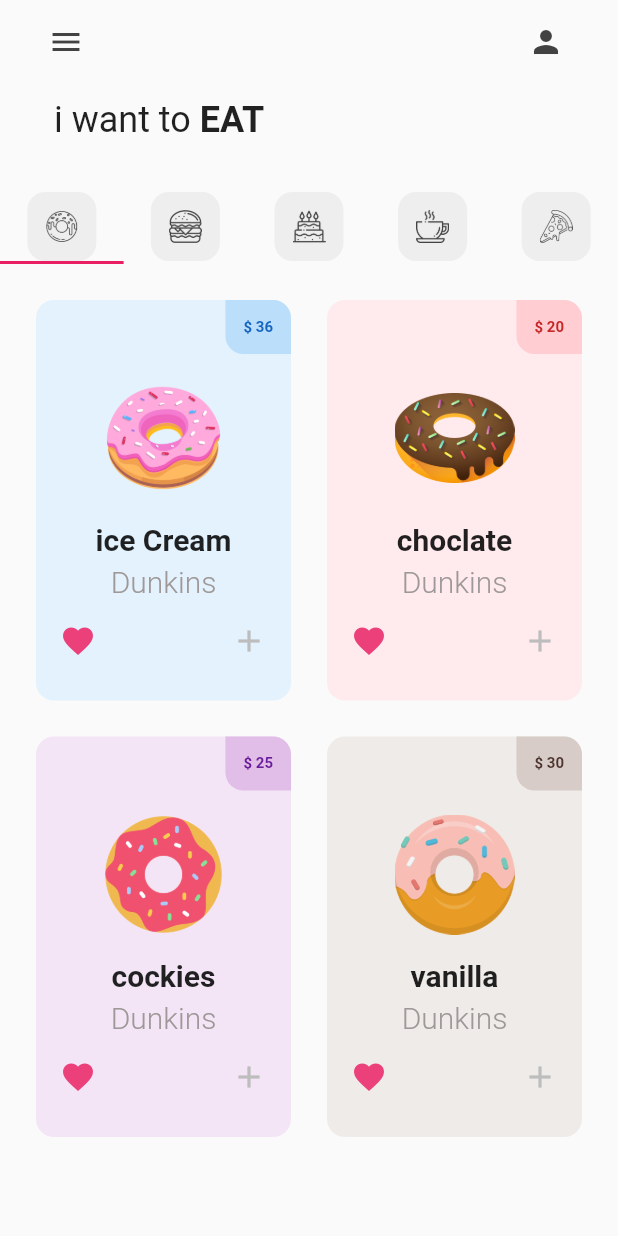
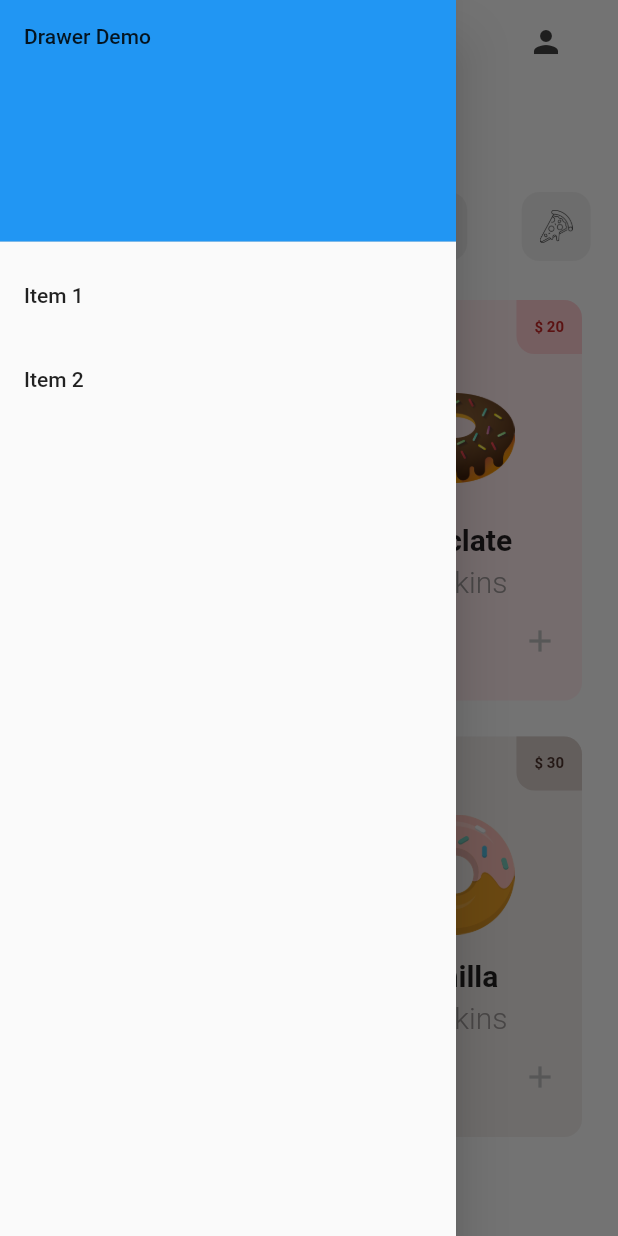
Before and after one commit to MoBebba123/flutter-store-ui, a Flutter app: the screen it shows after launch, with the side drawer open (before the commit the screen has no drawer), on a phone screen of 412 x 824 dp. Run offline on Flutter 3.47's test engine with Material 2 defaults, Android fonts, the phone set to English and light mode, and no system bars.

Commit message:
add drawer

```diff
--- a/lib/pages/home_page.dart
+++ b/lib/pages/home_page.dart
@@ -3,6 +3,7 @@ import 'package:donut_app/tabs/cake_tab.dart';
 import 'package:donut_app/tabs/donut_tab.dart';
 import 'package:donut_app/tabs/pizza_tab.dart';
 import 'package:donut_app/tabs/smoothie_tab.dart';
+import 'package:donut_app/utils/drawer.dart';
 import 'package:donut_app/utils/my_tab.dart';
 import 'package:flutter/material.dart';
 
@@ -14,6 +15,7 @@ class HomePage extends StatefulWidget {
 }
 
 class _HomePageState extends State<HomePage> {
+  final GlobalKey<ScaffoldState> _drawerKey = GlobalKey<ScaffoldState>();
   List<Widget> myTabs = [
     const MyTab(
       iconPath: "lib/icons/donut.png",
@@ -34,6 +36,10 @@ class _HomePageState extends State<HomePage> {
   @override
   Widget build(BuildContext context) {
     return Scaffold(
+      key: _drawerKey,
+      drawer: Drawer(
+        child: Drawer_nav(),
+      ),
       appBar: AppBar(
         backgroundColor: Colors.transparent,
         elevation: 0,
@@ -44,9 +50,7 @@ class _HomePageState extends State<HomePage> {
               Icons.menu,
               color: Colors.grey[800],
             ),
-            onPressed: () {
-              // open drawer
-            },
+            onPressed: () => _drawerKey.currentState?.openDrawer(),
           ),
         ),
         actions: [
@@ -92,13 +96,13 @@ class _HomePageState extends State<HomePage> {
               // donut page
               DonutTab(),
               // burger page
-              BurgerTab(),
+              const BurgerTab(),
               // cake page
-              CakeTab(),
+              const CakeTab(),
               // smoothie page
-              SmoothieTab(),
+              const SmoothieTab(),
               // pizza page
-              PizzaTab(),
+              const PizzaTab(),
             ],
           ))
         ]),
--- /dev/null
+++ b/lib/utils/drawer.dart
@@ -0,0 +1,47 @@
+import 'package:flutter/cupertino.dart';
+import 'package:flutter/material.dart';
+
+class Drawer_nav extends StatefulWidget {
+  const Drawer_nav({Key? key}) : super(key: key);
+
+  @override
+  _Drawer_navState createState() => _Drawer_navState();
+}
+
+class _Drawer_navState extends State<Drawer_nav> {
+  @override
+  Widget build(BuildContext context) {
+    return Container(
+      child: ListView(
+        // Important: Remove any padding from the ListView.
+        padding: EdgeInsets.zero,
+        children: [
+          const DrawerHeader(
+            decoration: BoxDecoration(
+              color: Colors.blue,
+            ),
+            child: Text('Drawer Demo'),
+          ),
+          ListTile(
+            title: const Text('Item 1'),
+            onTap: () {
+              // Update the state of the app
+              // ...
+              // Then close the drawer
+              Navigator.pop(context);
+            },
+          ),
+          ListTile(
+            title: const Text('Item 2'),
+            onTap: () {
+              // Update the state of the app
+              // ...
+              // Then close the drawer
+              Navigator.pop(context);
+            },
+          ),
+        ],
+      ),
+    );
+  }
+}
```
